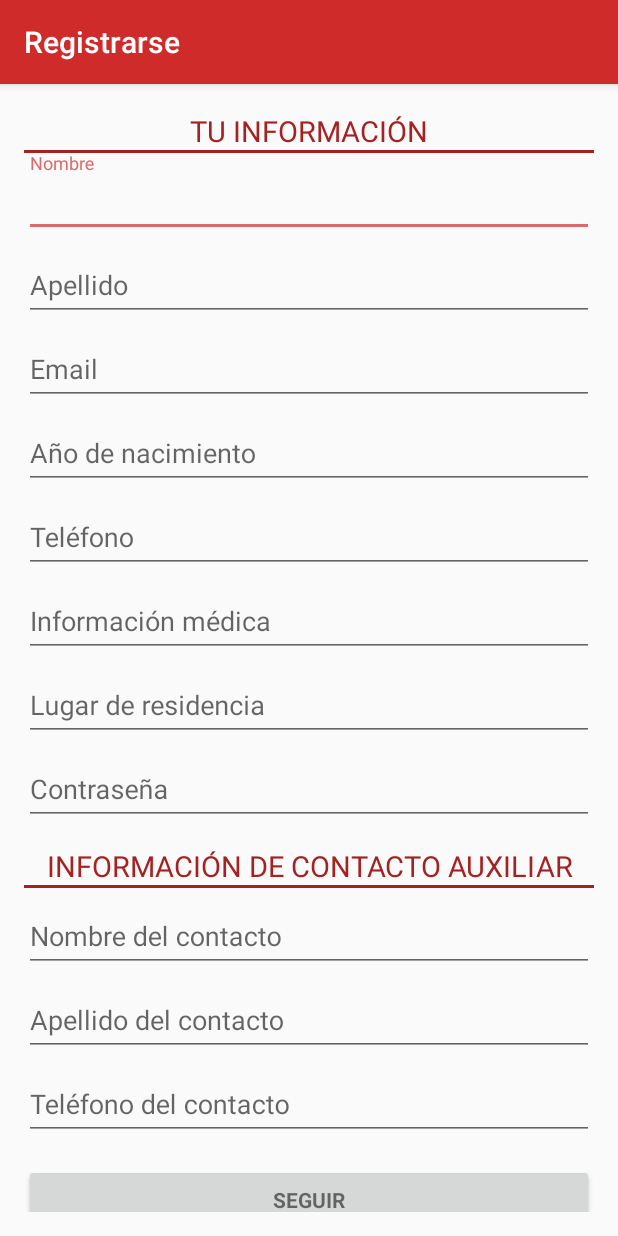
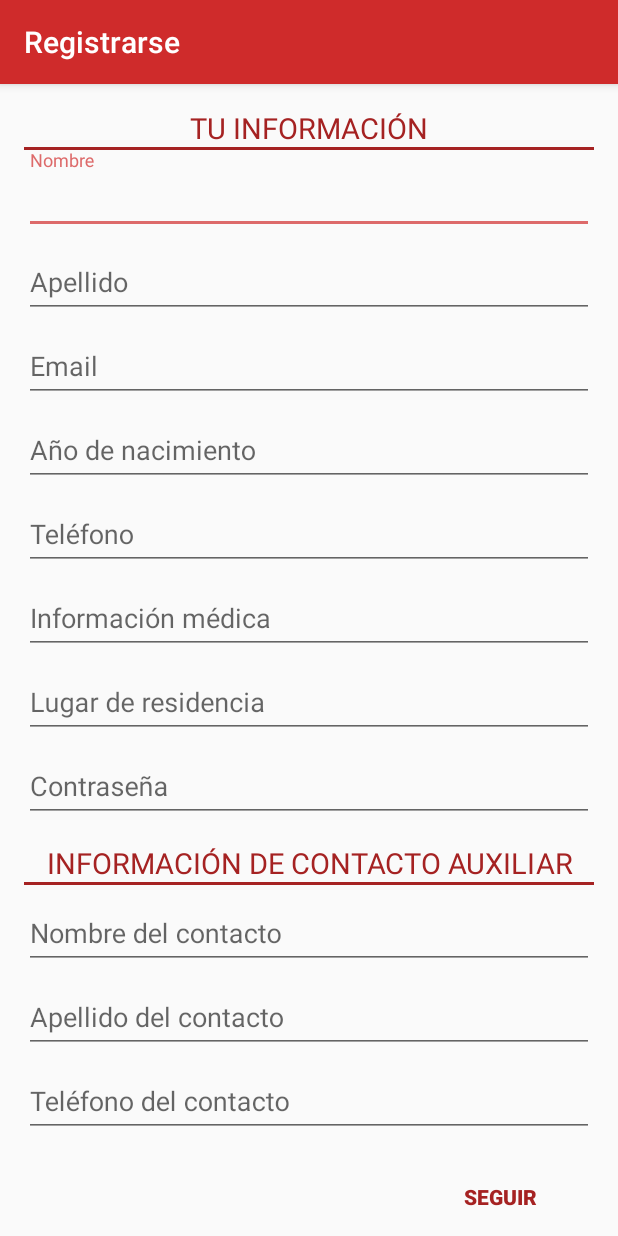
Before and after one commit to UNIZAR-30248-2015-Raven/raven, an Android app: the screen it shows after launch (CreateAccountActivity), on a phone screen of 412 x 824 dp. Run offline under Robolectric (Android 15) with nearby library versions, the phone set to English and light mode, and no system bars.

Commit message:
pequeños cambios en la GUI

```diff
--- a/app/src/main/res/layout/activity_create_account.xml
+++ b/app/src/main/res/layout/activity_create_account.xml
@@ -20,7 +20,7 @@
                 android:layout_height="wrap_content">
 
                 <TextView android:id="@+id/infoCuenta" android:layout_width="fill_parent"
-                    android:layout_height="wrap_content" android:layout_marginTop="2dp"
+                    android:layout_height="wrap_content"
                     android:text="@string/info" android:gravity="center"
                     android:textSize="19dp" android:textColor="@color/colorPrimaryDark"/>
 
@@ -85,8 +85,7 @@
 
                 <EditText android:id="@+id/info_medica" android:layout_width="match_parent"
                     android:layout_height="wrap_content" android:hint="@string/prompt_info_medica"
-                    android:inputType="text" android:maxLines="3"
-                    android:singleLine="true" />
+                    android:inputType="textMultiLine" android:maxLines="3" android:isScrollContainer="true" />
 
             </android.support.design.widget.TextInputLayout>
 
@@ -154,10 +153,11 @@
 
             </android.support.design.widget.TextInputLayout>
 
-            <Button android:id="@+id/seguir" style="?android:textAppearanceSmall"
-                android:layout_width="match_parent" android:layout_height="wrap_content"
+            <Button android:id="@+id/seguir" style="?android:attr/borderlessButtonStyle"
+                android:layout_width="125dp" android:layout_height="wrap_content"
                 android:layout_marginTop="16dp" android:text="@string/seguir"
-                android:textStyle="bold" />
+                android:textStyle="bold" android:textColor="@color/colorPrimaryDark"
+                android:layout_gravity="right" />
 
         </LinearLayout>
     </ScrollView>
--- a/app/src/main/res/values/strings.xml
+++ b/app/src/main/res/values/strings.xml
@@ -19,5 +19,6 @@
     <string name="prompt_nombre_contacto">Nombre del contacto</string>
     <string name="prompt_apellido_contacto">Apellido del contacto</string>
     <string name="prompt_telefono_contacto">Teléfono del contacto</string>
-    <string name="seguir">Seguir</string>
+
+    <string name="seguir">SEGUIR</string>
 </resources>
```
